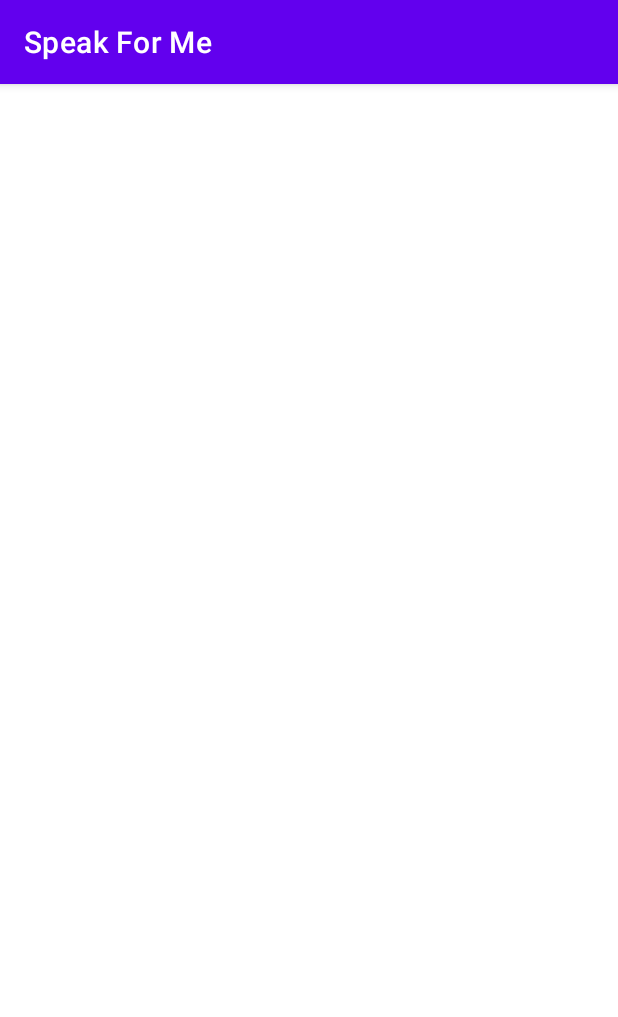
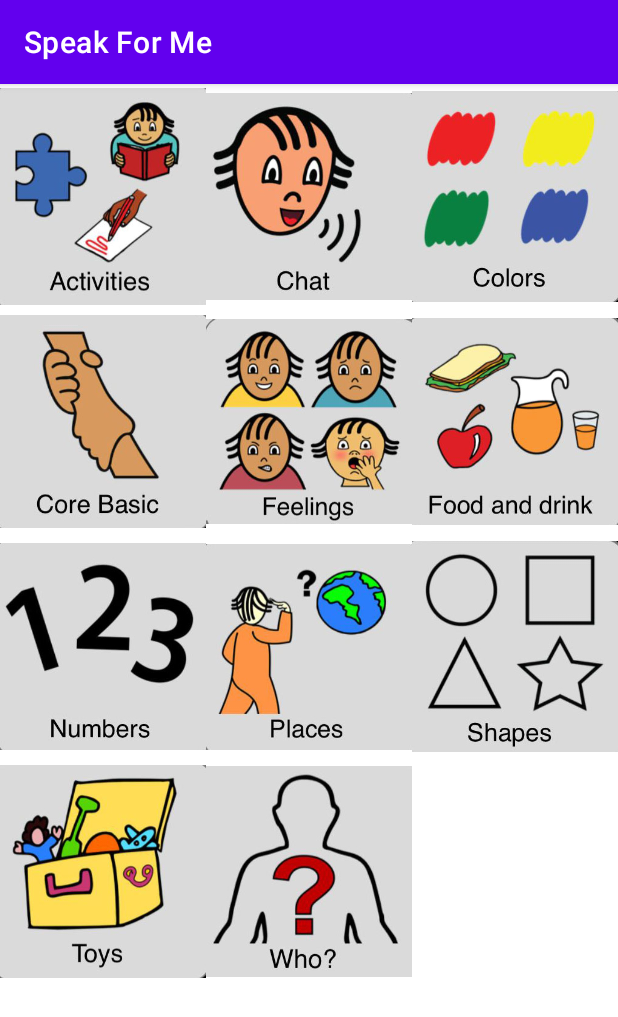
Before and after one commit to vmk0102/speakforme, an Android app: the screen it shows after launch (MainActivity), on a phone screen of 412 x 824 dp. Shown: the top 1017 px of the screen. Run offline under Robolectric (Android 15) with nearby library versions, the phone set to English and light mode, and no system bars.

Commit message:
first commit

```diff
--- a/app/build.gradle
+++ b/app/build.gradle
@@ -4,13 +4,13 @@ plugins {
 
 android {
 
-    compileSdkVersion 32
-    buildToolsVersion "32.0.0"
+    compileSdkVersion 33
+    buildToolsVersion "31.0.0"
 
     defaultConfig {
         applicationId "com.dabbssolutions.speakforme"
         minSdkVersion 28
-        targetSdkVersion 32
+        targetSdkVersion 33
         versionCode 1
         versionName "1.0"
 
--- a/app/src/main/java/com/dabbssolutions/speakforme/MainActivity.java
+++ b/app/src/main/java/com/dabbssolutions/speakforme/MainActivity.java
@@ -23,15 +23,17 @@ public class MainActivity extends AppCompatActivity {
     protected void onCreate(Bundle savedInstanceState) {
         super.onCreate(savedInstanceState);
         setContentView(R.layout.activity_main);
-        String[] data= {"all","angry","bored","bad","bye","go for a walk"};
+        String[] data= {"Activities","Chat","Colors","Core Basics","Feelings","Food and Drinks","Numbers","Places"
+                ,"Shapes","Toys","who"};
         GridView lv=(GridView) findViewById(R.id.imageView);
         t1=new TextToSpeech(getApplicationContext(), new TextToSpeech.OnInitListener() {
             @Override
             public void onInit(int status) {
                 if(status != TextToSpeech.ERROR) {
-                    t1.setLanguage(new Locale("hin", "IND"));
+                    t1.setLanguage(Locale.UK);
 
                 }
+
             }
         });
         try {
--- a/app/src/main/java/com/dabbssolutions/speakforme/imagesAdapter.java
+++ b/app/src/main/java/com/dabbssolutions/speakforme/imagesAdapter.java
@@ -51,7 +51,7 @@ public class imagesAdapter extends BaseAdapter {
         String img=images[i];
 
         try {
-            InputStream imageStream = context.getAssets().open(img+".jpeg");
+            InputStream imageStream = context.getAssets().open(img+".jpg");
             // load image as Drawable
             Drawable drawable = Drawable.createFromStream(imageStream, null);
             // set image to ImageView
--- a/app/src/main/res/layout/activity_main.xml
+++ b/app/src/main/res/layout/activity_main.xml
@@ -3,16 +3,15 @@
     xmlns:app="http://schemas.android.com/apk/res-auto"
     xmlns:tools="http://schemas.android.com/tools"
     android:layout_width="match_parent"
+
     android:layout_height="match_parent"
     tools:context=".MainActivity">
-
     <GridView
         android:id="@+id/imageView"
-
         android:layout_width="fill_parent"
         android:layout_height="wrap_content"
 
-        android:numColumns="2"/>
+        android:numColumns="3"/>
 
         />
 </RelativeLayout>
```
Also changed, not shown: 276 other files.
